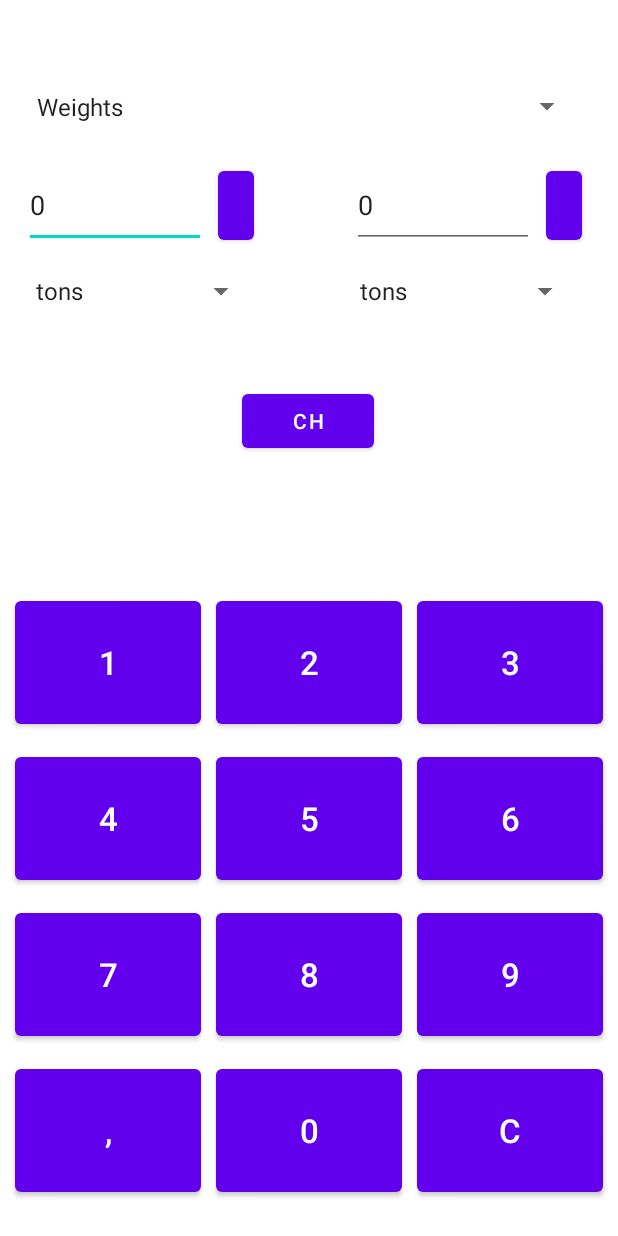
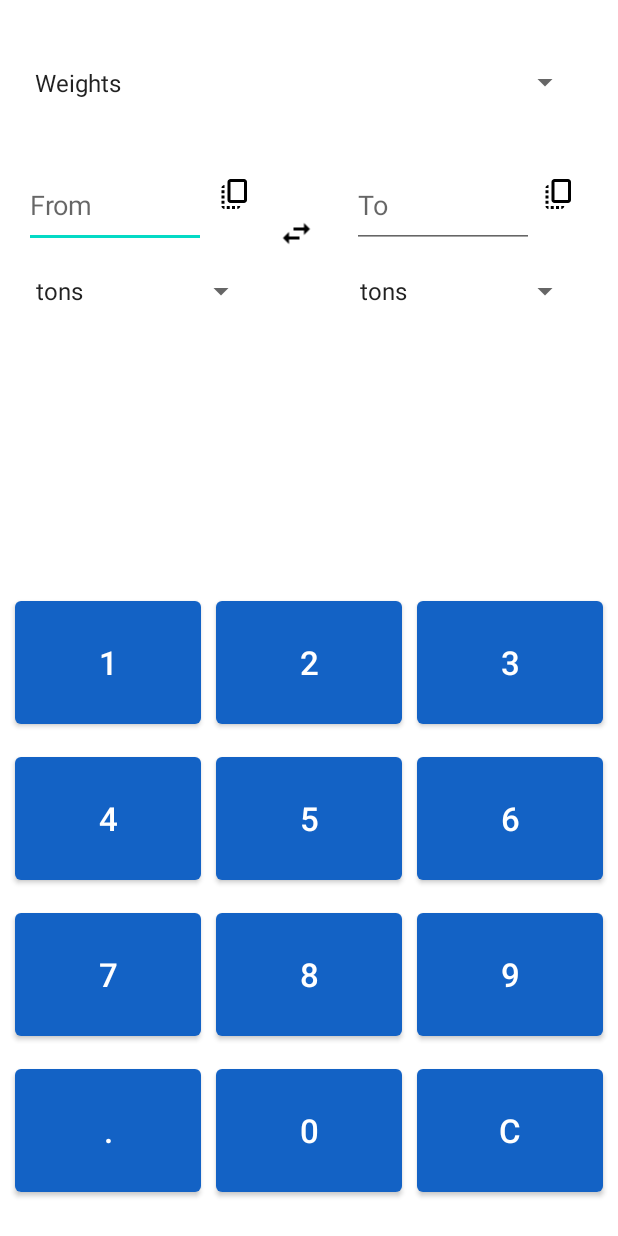
Before and after one commit to Arseniynovikov/Novikov_PPO, an Android app: the screen it shows after launch (MainActivity), after a tap on an icon or button, on a phone screen of 412 x 824 dp. Run offline under Robolectric (Android 15) with nearby library versions, the phone set to English and light mode, and no system bars; 1 other tap on this screen came first.

Commit message:
final (change view, bug fix)

```diff
--- a/app/src/main/java/com/example/lab1/ConvertFragment.kt
+++ b/app/src/main/java/com/example/lab1/ConvertFragment.kt
@@ -11,27 +11,25 @@ import androidx.fragment.app.Fragment
 
 
 class ConvertFragment : Fragment(), AdapterView.OnItemSelectedListener, View.OnClickListener {
-    private val duration = Toast.LENGTH_SHORT
-
     private lateinit var spnUnit: Spinner
     private lateinit var spnCh1: Spinner
     private lateinit var spnCh2: Spinner
     private lateinit var txtInput: EditText
     private lateinit var txtOut: EditText
-    private lateinit var btnExchange: Button
-    private lateinit var btnInputCopy: Button
-    private lateinit var btnOutCopy: Button
+    private lateinit var btnExchange: ImageButton
+    private lateinit var btnInputCopy: ImageButton
+    private lateinit var btnOutCopy: ImageButton
 
     private lateinit var converter: Converter
 
     private lateinit var spnUnitSelected: String
     private var spn1Selected: String = ""
     private var spn2Selected: String = ""
-    private var spn1Number: Int = 0
-    private var spn2Number: Int = 0
+    private var spn1Number: Int? = null
+    private var spn2Number: Int? = null
     private lateinit var arrayUnitSelected: Array<String>
 
-    private lateinit var clipboardManager: ClipboardManager
+    private var clipboardManager: ClipboardManager? = null
     private lateinit var clipData: ClipData
 
 
@@ -50,6 +48,7 @@ class ConvertFragment : Fragment(), AdapterView.OnItemSelectedListener, View.OnC
             spn1Number = savedInstanceState.getInt("spn1Number")
             spn2Number = savedInstanceState.getInt("spn2Number")
             textFromInputEdit = StringBuilder(savedInstanceState.getString("txtInput").toString())
+            positionInInputEdit = savedInstanceState.getInt("position")
         }
 
 
@@ -64,7 +63,7 @@ class ConvertFragment : Fragment(), AdapterView.OnItemSelectedListener, View.OnC
 
         txtInput = view.findViewById(R.id.txtInput)
         txtInput.showSoftInputOnFocus = false
-        registerForContextMenu(txtInput);
+        registerForContextMenu(txtInput)
 
 
         txtOut = view.findViewById(R.id.txtOutput)
@@ -127,9 +126,8 @@ class ConvertFragment : Fragment(), AdapterView.OnItemSelectedListener, View.OnC
                         positionInInputEdit += 1
                     } else
                         textFromInputEdit.insert(positionInInputEdit, ".")
-                }
-                else {
-                    Toast.makeText(context, "точка уже есть", Toast.LENGTH_SHORT).show()
+                } else {
+                    Toast.makeText(context, "point already here", Toast.LENGTH_SHORT).show()
                     return
                 }
             }
@@ -138,6 +136,12 @@ class ConvertFragment : Fragment(), AdapterView.OnItemSelectedListener, View.OnC
                     textFromInputEdit.deleteCharAt(positionInInputEdit - 1)
                     positionInInputEdit -= 2
                 } else return
+
+                if(textFromInputEdit.isNotEmpty())
+                    if (textFromInputEdit[0].toString() == ".") {
+                        textFromInputEdit.insert(0, "0")
+                        positionInInputEdit += 1
+                    }
             }
             12 -> {
                 textFromInputEdit.clear()
@@ -175,12 +179,10 @@ class ConvertFragment : Fragment(), AdapterView.OnItemSelectedListener, View.OnC
                 R.id.spnCh1 -> {
                     spn1Selected = arrayUnitSelected[number]
                     spn1Number = number
-                    Log.w(tag, "$number")
                 }
                 R.id.spnCh2 -> {
                     spn2Selected = arrayUnitSelected[number]
                     spn2Number = number
-                    Log.w(tag, "$number")
                 }
             }
 
@@ -232,11 +234,8 @@ class ConvertFragment : Fragment(), AdapterView.OnItemSelectedListener, View.OnC
         spnCh1.adapter = adapter
         spnCh2.adapter = adapter
 
-        spn1Number = 0
-        spn2Number = 0
-
-        spnCh1.setSelection(spn1Number)
-        spnCh2.setSelection(spn2Number)
+        spnCh1.setSelection(spn1Number ?: 0)
+        spnCh2.setSelection(spn2Number ?: 0)
     }
 
     override fun onNothingSelected(p0: AdapterView<*>?) {
@@ -260,8 +259,8 @@ class ConvertFragment : Fragment(), AdapterView.OnItemSelectedListener, View.OnC
     }
 
     private fun exchange() {
-        spn1Selected = arrayUnitSelected[spn2Number]
-        spn2Selected = arrayUnitSelected[spn1Number]
+        spn1Selected = arrayUnitSelected[spn2Number ?: 0]
+        spn2Selected = arrayUnitSelected[spn1Number ?: 0]
 
         var buf = txtOut.text.toString()
 
@@ -276,30 +275,36 @@ class ConvertFragment : Fragment(), AdapterView.OnItemSelectedListener, View.OnC
         spn1Number = spn2Number
         spn2Number = bufNum
 
-        spnCh1.setSelection(spn1Number)
-        spnCh2.setSelection(spn2Number)
+        spnCh1.setSelection(spn1Number ?: 0)
+        spnCh2.setSelection(spn2Number ?: 0)
 
 
         txtInput.setText(buf)
 
     }
+
     private fun copy(text: String) {
         clipboardManager =
             activity?.getSystemService(Context.CLIPBOARD_SERVICE) as ClipboardManager
         clipData = ClipData.newPlainText("text", text)
-        clipboardManager.setPrimaryClip(clipData)
+        clipboardManager!!.setPrimaryClip(clipData)
 
-        val toast = Toast.makeText(context, "скопировано!", duration)
-        toast.show()
+        Toast.makeText(context, "copied", Toast.LENGTH_SHORT).show()
     }
 
     private fun paste() {
+        if (clipboardManager != null) {
             positionInInputEdit = txtInput.selectionStart
 
-        val bufTxt = clipboardManager.primaryClip?.getItemAt(0)?.text
+            val bufTxt = clipboardManager!!.primaryClip?.getItemAt(0)?.text
 
-        if(bufTxt.toString().contains(".") && textFromInputEdit.toString().contains(".")){
-            Toast.makeText(context, "при вставке будет две точки", Toast.LENGTH_SHORT).show()
+            if (bufTxt.toString().contains(".") && textFromInputEdit.toString().contains(".")) {
+                Toast.makeText(
+                    context,
+                    "can't paste this because of second point",
+                    Toast.LENGTH_SHORT
+                )
+                    .show()
                 return
             }
 
@@ -308,6 +313,9 @@ class ConvertFragment : Fragment(), AdapterView.OnItemSelectedListener, View.OnC
 
             positionInInputEdit += bufTxt!!.length
             txtInput.setSelection(positionInInputEdit)
+
+            txtOut.setText(converter.convert(spn1Selected, spn2Selected, textFromInputEdit.toString()))
+        } else Toast.makeText(context, "Clip board is empty", Toast.LENGTH_SHORT).show()
     }
 
     override fun onSaveInstanceState(outState: Bundle) {
@@ -317,9 +325,10 @@ class ConvertFragment : Fragment(), AdapterView.OnItemSelectedListener, View.OnC
         outState.putString("spn1Selected", spn1Selected)
         outState.putString("spn2Selected", spn2Selected)
         outState.putStringArray("arrayUnitSelected", arrayUnitSelected)
-        outState.putInt("spn1Number", spn1Number)
-        outState.putInt("spn2Number", spn2Number)
+        outState.putInt("spn1Number", spn1Number ?: 0)
+        outState.putInt("spn2Number", spn2Number ?: 0)
         outState.putString("txtInput", textFromInputEdit.toString())
+        outState.putInt("position", positionInInputEdit)
 
     }
 
@@ -331,17 +340,16 @@ class ConvertFragment : Fragment(), AdapterView.OnItemSelectedListener, View.OnC
         super.onCreateContextMenu(menu, v, menuInfo)
         val inflater = MenuInflater(context)
         inflater.inflate(R.menu.menu_edit, menu)
-        menu.setHeaderTitle("Select The Action")
     }
 
     override fun onContextItemSelected(item: MenuItem): Boolean {
 
-        if(item.itemId ==R.id.paste){
+        if (item.itemId == R.id.paste) {
             paste()
-        }else{
-            return false;
+        } else {
+            return false
         }
-        return true;
+        return true
     }
 
 
--- a/app/src/main/java/com/example/lab1/KeyboardFragment.kt
+++ b/app/src/main/java/com/example/lab1/KeyboardFragment.kt
@@ -7,7 +7,6 @@ import android.view.View
 import android.view.View.OnLongClickListener
 import android.view.ViewGroup
 import android.widget.Button
-import android.widget.Toast
 import androidx.fragment.app.Fragment
 
 
@@ -16,8 +15,6 @@ interface OnSelectedButtonListener {
 }
 
 class KeyboardFragment : Fragment(), View.OnClickListener, OnLongClickListener {
-
-    private var hasPoint: Boolean = true
 
     private lateinit var btn1: Button
     private lateinit var btn2: Button
@@ -86,10 +83,7 @@ class KeyboardFragment : Fragment(), View.OnClickListener, OnLongClickListener {
             R.id.btn8 -> index = 8
             R.id.btn9 -> index = 9
             R.id.btnPoint -> index = 10
-            R.id.btnClean -> {
-                index = 11
-                hasPoint = true
-            }
+            R.id.btnClean -> index = 11
         }
 
         return index
@@ -102,16 +96,6 @@ class KeyboardFragment : Fragment(), View.OnClickListener, OnLongClickListener {
         return true
     }
 
-
-
-    override fun onCreate(savedInstanceState: Bundle?) {
-        super.onCreate(savedInstanceState)
-
-        if (savedInstanceState != null) {
-            hasPoint = savedInstanceState.getBoolean("hasPoint")
-        }
-    }
-
     override fun onCreateView(
         inflater: LayoutInflater, container: ViewGroup?,
         savedInstanceState: Bundle?
@@ -120,11 +104,4 @@ class KeyboardFragment : Fragment(), View.OnClickListener, OnLongClickListener {
         return inflater.inflate(R.layout.fragment_keyboard, container, false)
     }
 
-    override fun onSaveInstanceState(outState: Bundle) {
-        super.onSaveInstanceState(outState)
-        outState.putBoolean("hasPoint", hasPoint)
-    }
-
-
-
 }
--- a/app/src/main/java/com/example/lab1/MainActivity.kt
+++ b/app/src/main/java/com/example/lab1/MainActivity.kt
@@ -16,7 +16,7 @@ class MainActivity : AppCompatActivity(), OnSelectedButtonListener {
         val fragmentManager = supportFragmentManager
 
         // Получаем ссылку на второй фрагмент по ID
-        val fragment2 = fragmentManager.findFragmentById(R.id.cunvert_fragment) as ConvertFragment?
+        val fragment2 = fragmentManager.findFragmentById(R.id.convert_fragment) as ConvertFragment?
         fragment2?.setDescription(btnIndex)
     }
 }
--- /dev/null
+++ b/app/src/main/res/drawable/ic_baseline_copy_all_24.xml
@@ -0,0 +1,5 @@
+<vector android:height="24dp" android:tint="#000000"
+    android:viewportHeight="24" android:viewportWidth="24"
+    android:width="24dp" xmlns:android="http://schemas.android.com/apk/res/android">
+    <path android:fillColor="@android:color/white" android:pathData="M18,2H9C7.9,2 7,2.9 7,4v12c0,1.1 0.9,2 2,2h9c1.1,0 2,-0.9 2,-2V4C20,2.9 19.1,2 18,2zM18,16H9V4h9V16zM3,15v-2h2v2H3zM3,9.5h2v2H3V9.5zM10,20h2v2h-2V20zM3,18.5v-2h2v2H3zM5,22c-1.1,0 -2,-0.9 -2,-2h2V22zM8.5,22h-2v-2h2V22zM13.5,22L13.5,22l0,-2h2v0C15.5,21.1 14.6,22 13.5,22zM5,6L5,6l0,2H3v0C3,6.9 3.9,6 5,6z"/>
+</vector>
--- /dev/null
+++ b/app/src/main/res/drawable/ic_baseline_import_export_24.xml
@@ -0,0 +1,5 @@
+<vector android:height="24dp" android:tint="#000000"
+    android:viewportHeight="24" android:viewportWidth="24"
+    android:width="24dp" xmlns:android="http://schemas.android.com/apk/res/android">
+    <path android:fillColor="@android:color/white" android:pathData="M9,3L5,6.99h3L8,14h2L10,6.99h3L9,3zM16,17.01L16,10h-2v7.01h-3L15,21l4,-3.99h-3z"/>
+</vector>
--- a/app/src/main/res/layout-land/activity_main.xml
+++ b/app/src/main/res/layout-land/activity_main.xml
@@ -17,7 +17,7 @@
         tools:layout="@layout/fragment_keyboard" />
 
     <fragment
-        android:id="@+id/cunvert_fragment"
+        android:id="@+id/convert_fragment"
         android:name="com.example.lab1.ConvertFragment"
         android:layout_width="391dp"
         android:layout_height="369dp"
--- a/app/src/main/res/layout/activity_main.xml
+++ b/app/src/main/res/layout/activity_main.xml
@@ -7,7 +7,7 @@
     tools:context=".MainActivity"
     android:theme="@android:style/Theme.Black.NoTitleBar">
 
-    <fragment
+    <androidx.fragment.app.FragmentContainerView
         android:id="@+id/key_fragment"
         android:name="com.example.lab1.KeyboardFragment"
         android:layout_width="match_parent"
@@ -19,8 +19,8 @@
         app:layout_constraintStart_toStartOf="parent"
         tools:layout="@layout/fragment_keyboard"/>
 
-    <fragment
-        android:id="@+id/cunvert_fragment"
+    <androidx.fragment.app.FragmentContainerView
+        android:id="@+id/convert_fragment"
         android:name="com.example.lab1.ConvertFragment"
         android:layout_width="match_parent"
         android:layout_height="301dp"
--- a/app/src/main/res/layout/fragment_convert.xml
+++ b/app/src/main/res/layout/fragment_convert.xml
@@ -23,6 +23,7 @@
             android:layout_width="121dp"
             android:layout_height="57dp"
             android:layout_marginStart="16dp"
+            android:contextClickable="false"
             android:ems="10"
             android:hint="From"
             android:inputType="text"
@@ -36,26 +37,17 @@
             android:layout_width="121dp"
             android:layout_height="57dp"
             android:layout_marginEnd="56dp"
+            android:clickable="false"
+            android:contextClickable="false"
             android:ems="10"
             android:focusable="false"
             android:hint="To"
             android:inputType="text"
+            android:longClickable="false"
             app:layout_constraintBottom_toBottomOf="parent"
             app:layout_constraintEnd_toEndOf="parent"
             app:layout_constraintTop_toTopOf="parent"
             app:layout_constraintVertical_bias="0.279" />
-
-        <Button
-            android:id="@+id/btnExchange"
-            android:layout_width="wrap_content"
-            android:layout_height="wrap_content"
-            android:text="ch"
-            app:layout_constraintBottom_toBottomOf="parent"
-            app:layout_constraintEnd_toEndOf="parent"
-            app:layout_constraintHorizontal_bias="0.498"
-            app:layout_constraintStart_toStartOf="parent"
-            app:layout_constraintTop_toTopOf="parent"
-            app:layout_constraintVertical_bias="0.832" />
 
         <Spinner
             android:id="@+id/spnUnit"
@@ -63,12 +55,11 @@
             android:layout_height="35dp"
             android:entries="@array/units"
             android:spinnerMode="dialog"
-            app:layout_constraintBottom_toTopOf="@+id/btnExchange"
             app:layout_constraintEnd_toEndOf="parent"
-            app:layout_constraintHorizontal_bias="0.41"
+            app:layout_constraintHorizontal_bias="0.384"
             app:layout_constraintStart_toStartOf="parent"
-            app:layout_constraintTop_toTopOf="parent"
-            app:layout_constraintVertical_bias="0.086" />
+            tools:layout_editor_absoluteY="18dp"
+            tools:ignore="MissingConstraints" />
 
         <Spinner
             android:id="@+id/spnCh1"
@@ -96,27 +87,45 @@
             app:layout_constraintTop_toBottomOf="@+id/txtOutput"
             app:layout_constraintVertical_bias="0.013" />
 
-        <Button
+        <ImageButton
             android:id="@+id/btnInputCopy"
-            android:layout_width="24dp"
-            android:layout_height="58dp"
-            android:layout_marginStart="8dp"
-            android:text="Button"
+            android:layout_width="31dp"
+            android:layout_height="57dp"
+            android:layout_marginStart="3dp"
+            style="?android:attr/borderlessButtonStyle"
+            android:src="@drawable/ic_baseline_copy_all_24"
             app:layout_constraintBottom_toTopOf="@+id/spnCh1"
             app:layout_constraintStart_toEndOf="@+id/txtInput"
-            app:layout_constraintTop_toTopOf="@+id/txtInput"
-            app:layout_constraintVertical_bias="0.0" />
+            app:layout_constraintTop_toBottomOf="@+id/spnUnit"
+            app:layout_constraintVertical_bias="0.562" />
 
-        <Button
+        <ImageButton
             android:id="@+id/btnOutCopy"
-            android:layout_width="24dp"
-            android:layout_height="58dp"
-            android:layout_marginStart="8dp"
-            android:text="Button"
+            android:layout_width="31dp"
+            android:layout_height="57dp"
+            android:src="@drawable/ic_baseline_copy_all_24"
+            style="?android:attr/borderlessButtonStyle"
             app:layout_constraintBottom_toTopOf="@+id/spnCh2"
+            app:layout_constraintEnd_toEndOf="parent"
+            app:layout_constraintHorizontal_bias="0.04"
             app:layout_constraintStart_toEndOf="@+id/txtOutput"
-            app:layout_constraintTop_toTopOf="@+id/txtOutput"
-            app:layout_constraintVertical_bias="0.0" />
+            app:layout_constraintTop_toBottomOf="@+id/spnUnit"
+            app:layout_constraintVertical_bias="0.562" />
+
+        <ImageButton
+            android:id="@+id/btnExchange"
+            style="?android:attr/borderlessButtonStyle"
+            android:layout_width="52dp"
+            android:layout_height="38dp"
+            android:layout_marginEnd="2dp"
+            android:rotation="90"
+            android:src="@drawable/ic_baseline_import_export_24"
+            app:layout_constraintBottom_toBottomOf="parent"
+            app:layout_constraintEnd_toStartOf="@+id/txtOutput"
+            app:layout_constraintHorizontal_bias="0.0"
+            app:layout_constraintStart_toEndOf="@+id/btnInputCopy"
+            app:layout_constraintTop_toBottomOf="@+id/spnUnit"
+            app:layout_constraintVertical_bias="0.268" />
 
     </androidx.constraintlayout.widget.ConstraintLayout>
 
--- a/app/src/main/res/layout/fragment_keyboard.xml
+++ b/app/src/main/res/layout/fragment_keyboard.xml
@@ -124,7 +124,7 @@
                 android:layout_width="wrap_content"
                 android:layout_height="94dp"
                 android:layout_weight="1"
-                android:text=","
+                android:text="."
                 android:textSize="22sp"
                 android:layout_marginEnd="10dp"
                 android:layout_marginStart="10dp"/>
--- a/app/src/main/res/values-night/themes.xml
+++ b/app/src/main/res/values-night/themes.xml
@@ -2,15 +2,15 @@
     <!-- Base application theme. -->
     <style name="Theme.Lab1" parent="Theme.MaterialComponents.DayNight.DarkActionBar">
         <!-- Primary brand color. -->
-        <item name="colorPrimary">@color/purple_200</item>
-        <item name="colorPrimaryVariant">@color/purple_700</item>
+        <item name="colorPrimary">@color/blue</item>
+        <item name="colorPrimaryVariant">@color/blue</item>
         <item name="colorOnPrimary">@color/black</item>
         <!-- Secondary brand color. -->
         <item name="colorSecondary">@color/teal_200</item>
         <item name="colorSecondaryVariant">@color/teal_200</item>
         <item name="colorOnSecondary">@color/black</item>
         <!-- Status bar color. -->
-        <item name="android:statusBarColor" tools:targetApi="l">?attr/colorPrimaryVariant</item>
+        <item name="android:statusBarColor" >@color/blue</item>
         <!-- Customize your theme here. -->
     </style>
 </resources>
--- a/app/src/main/res/values/colors.xml
+++ b/app/src/main/res/values/colors.xml
@@ -1,7 +1,7 @@
 <?xml version="1.0" encoding="utf-8"?>
 <resources>
     <color name="purple_200">#FFBB86FC</color>
-    <color name="purple_500">#FF6200EE</color>
+    <color name="blue">#1362C5</color>
     <color name="purple_700">#FF3700B3</color>
     <color name="teal_200">#FF03DAC5</color>
     <color name="teal_700">#FF018786</color>
--- a/app/src/main/res/values/themes.xml
+++ b/app/src/main/res/values/themes.xml
@@ -2,7 +2,7 @@
     <!-- Base application theme. -->
     <style name="Theme.Lab1" parent="Theme.MaterialComponents.DayNight.NoActionBar">
         <!-- Primary brand color. -->
-        <item name="colorPrimary">@color/purple_500</item>
+        <item name="colorPrimary">@color/blue</item>
         <item name="colorPrimaryVariant">@color/purple_700</item>
         <item name="colorOnPrimary">@color/white</item>
         <!-- Secondary brand color. -->
@@ -10,7 +10,7 @@
         <item name="colorSecondaryVariant">@color/teal_700</item>
         <item name="colorOnSecondary">@color/black</item>
         <!-- Status bar color. -->
-        <item name="android:statusBarColor" tools:targetApi="l">?attr/colorPrimaryVariant</item>
+        <item name="android:statusBarColor" >@color/blue</item>
         <!-- Customize your theme here. -->
     </style>
 </resources>
```
Lines whose indentation alone changed are shown as unchanged.
